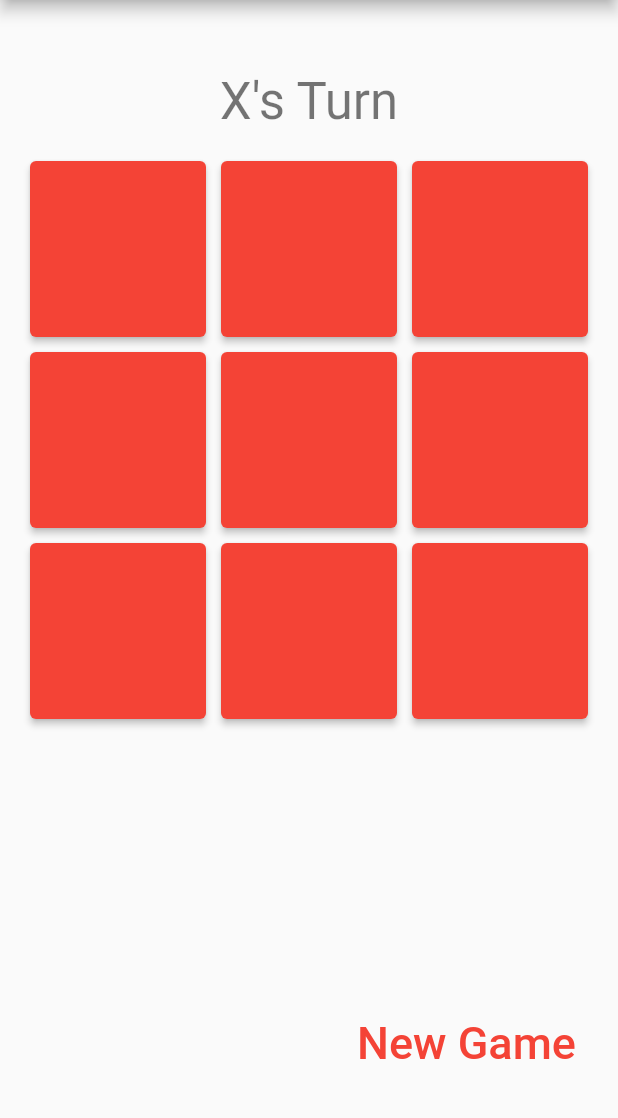
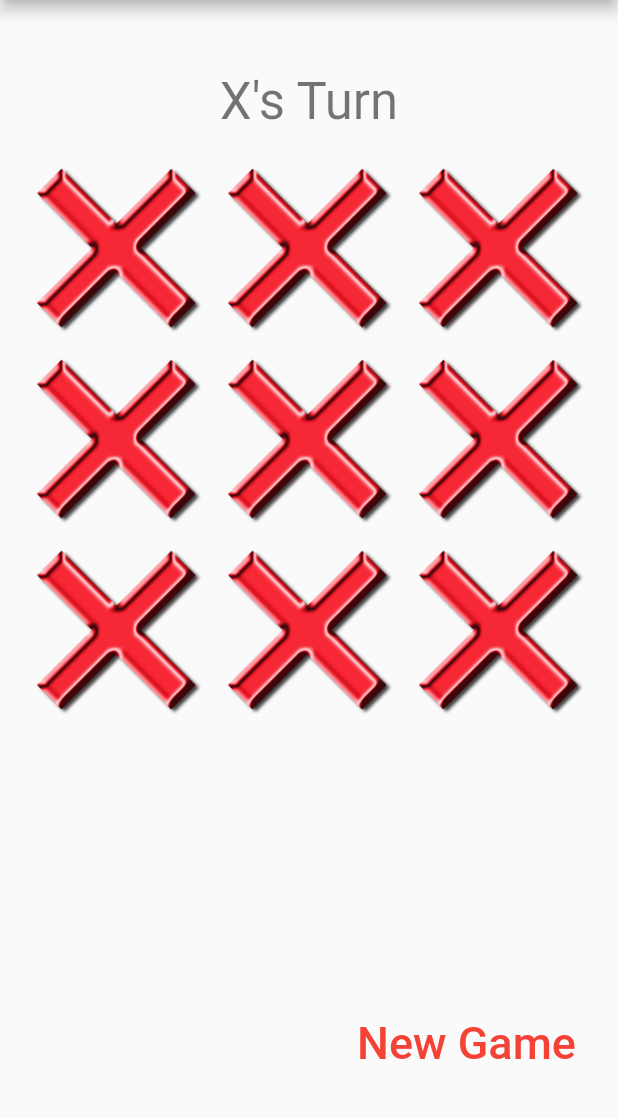
Before and after one commit to CSSE490-Flutter-Winter-2022-2023/Tic-Tac-Toe-App, a Flutter app: the screen it shows after launch, on a phone screen of 412 x 824 dp, the part 84-1202 px from its top. Run offline on Flutter 3.47's test engine with Material 2 defaults, Android fonts, the phone set to English and light mode, and no system bars; missing offline and left inert: test.

Commit message:
progress in class on Monday

```diff
--- a/tic_tac_toe/lib/main.dart
+++ b/tic_tac_toe/lib/main.dart
@@ -50,25 +50,33 @@ class _MyHomePageState extends State<MyHomePage> {
 
   @override
   Widget build(BuildContext context) {
-    final buttons = <ElevatedButton>[];
+    final buttons = <Widget>[];
     for (var k = 0; k < 9; k++) {
-      buttons.add(
-        ElevatedButton(
-          onPressed: () {
-            // print("You pressed button number $k");
-            setState(() {
-              game.pressedSquare(k);
-            });
-            // print("new state == $game");
-          },
-          child: Text(
-            (game.board[k] == TicTacToeMark.x)
-                ? "X"
-                : ((game.board[k] == TicTacToeMark.o) ? "O" : " "),
-            style: TextStyle(fontSize: 90.0),
-          ),
-        ),
-      );
+      buttons.add(InkWell(
+        onTap: () {
+          print("You clicked $k");
+        },
+        child: Image.asset("assets/images/x.png"),
+      ));
+
+      // ElevatedButton(
+      //   onPressed: () {
+      //     // print("You pressed button number $k");
+      //     setState(() {
+      //       game.pressedSquare(k);
+      //     });
+      //     // print("new state == $game");
+      //   },
+      //   // child: Text(
+      //   //   (game.board[k] == TicTacToeMark.x)
+      //   //       ? "X"
+      //   //       : ((game.board[k] == TicTacToeMark.o) ? "O" : " "),
+      //   //   style: TextStyle(fontSize: 90.0),
+      //   // ),
+
+      //   child: Image.asset("assets/images/x.png"),
+      // ),
+      // );
     }
     return Scaffold(
       appBar: AppBar(
--- a/tic_tac_toe/pubspec.yaml
+++ b/tic_tac_toe/pubspec.yaml
@@ -54,16 +54,14 @@ dev_dependencies:
 
 # The following section is specific to Flutter packages.
 flutter:
-
   # The following line ensures that the Material Icons font is
   # included with your application, so that you can use the icons in
   # the material Icons class.
   uses-material-design: true
 
   # To add assets to your application, add an assets section, like this:
-  # assets:
-  #   - images/a_dot_burr.jpeg
-  #   - images/a_dot_ham.jpeg
+  assets:
+    - assets/images/
 
   # An image asset can refer to one or more resolution-specific "variants", see
   # https://flutter.dev/assets-and-images/#resolution-aware
```
Also changed, not shown: tic_tac_toe/assets/images/blank.png (added), tic_tac_toe/assets/images/board.png (added), tic_tac_toe/assets/images/board_outline.png (added), tic_tac_toe/assets/images/o.png (added), tic_tac_toe/assets/images/x.png (added), tic_tac_toe/assets/images/x_outline.png (added).
